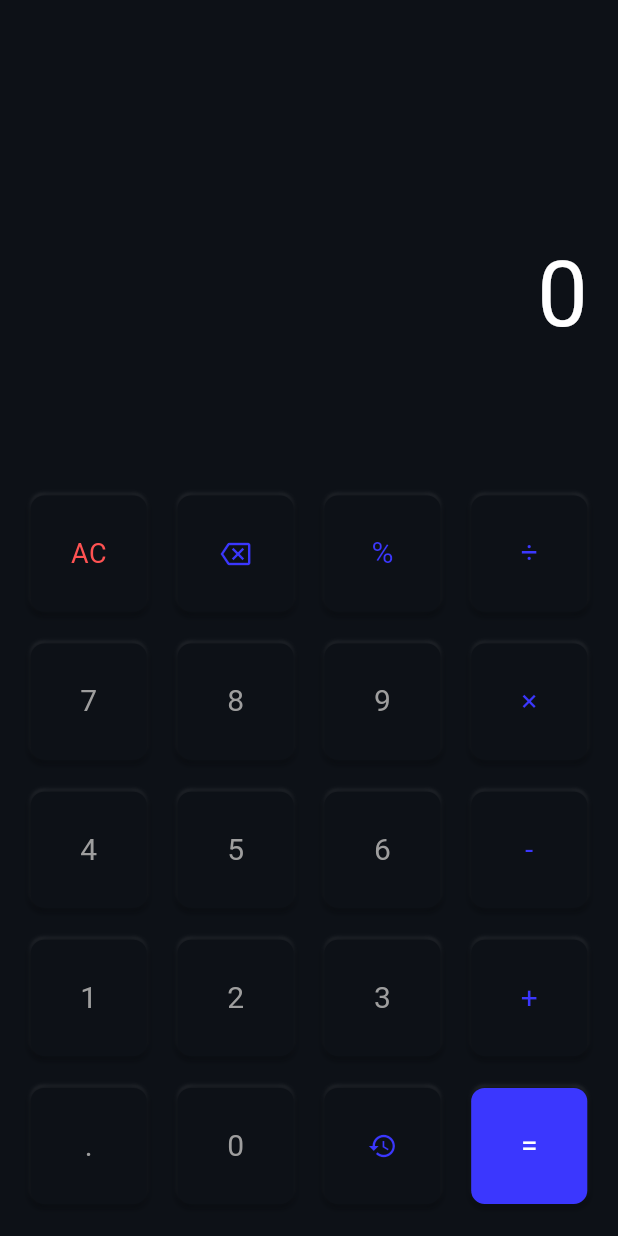
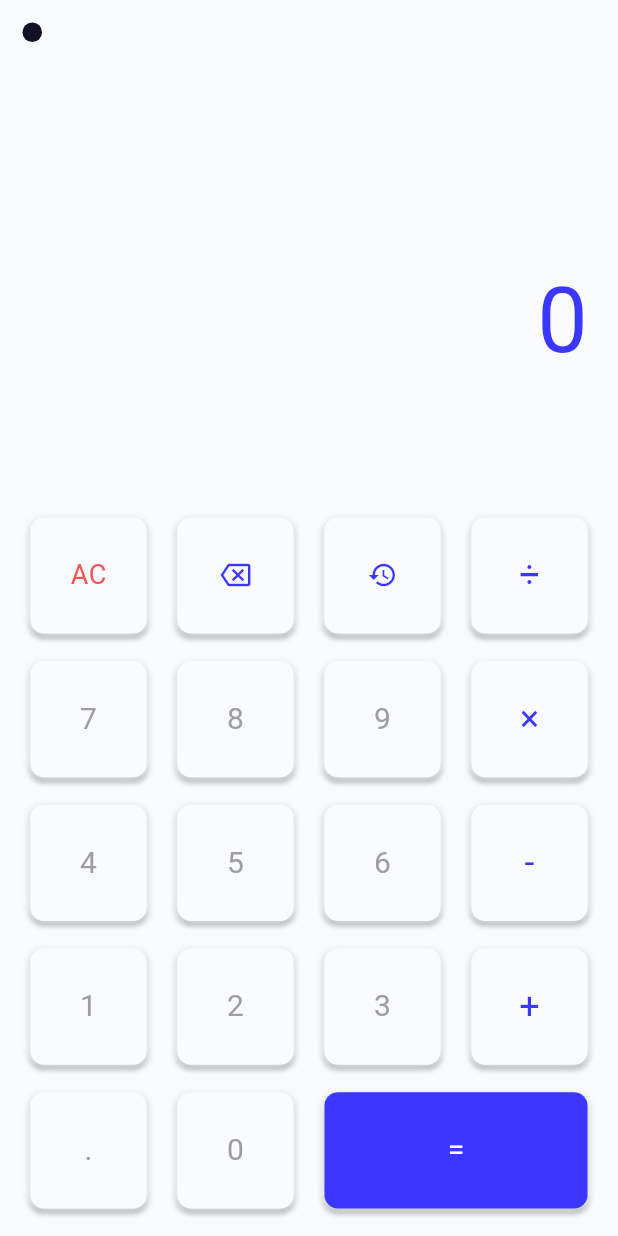
Before and after one commit to itsAliTahir/flutter_calculator_app, a Flutter app: the screen it shows after launch, on a phone screen of 412 x 824 dp. Run offline on Flutter 3.47's test engine with Material 3 defaults, Android fonts, the phone set to English and light mode, and no system bars; drawn by our look-alikes of delayed_display, flutter_bounceable.

Commit message:
light theme done

```diff
--- a/lib/models/dataprovider.dart
+++ b/lib/models/dataprovider.dart
@@ -3,8 +3,15 @@ import 'package:flutter/material.dart';
 class DigitalCalculator extends ChangeNotifier {
   num _solution = 0;
   String _input = "";
+  bool _lightON = false;
   get solution => _solution;
   get input => _input;
+  get lightON => _lightON;
+
+  void toggleLight(bool turnON) {
+    _lightON = turnON;
+    notifyListeners();
+  }
 
   void typeInput(String letter) {
     _input = _input + letter;
@@ -28,9 +35,9 @@ class DigitalCalculator extends ChangeNotifier {
     num calculateExpression(String expression) {
       expression.replaceAll(" ", "");
       expression = "${expression}E";
-      double currentValue = 0;
-      double primaryValue = 0;
-      double solutionValue = 0;
+      num currentValue = 0;
+      num primaryValue = 0;
+      num solutionValue = 0;
       String operation = "";
       for (int i = 0; i < expression.length; i++) {
         switch (expression[i]) {
--- a/lib/models/themedata.dart
+++ b/lib/models/themedata.dart
@@ -1,6 +1,8 @@
 import 'package:flutter/material.dart';
 
 // Dark Theme
-Color themeColor = const Color.fromARGB(255, 13, 17, 23);
+
+Color scaffoldColor = Color.fromARGB(255, 249, 251, 255);
+Color themeColor = const Color.fromARGB(255, 249, 251, 255);
 Color numericColor = Colors.grey;
 Color primaryColor = const Color.fromARGB(255, 59, 55, 254);
--- a/lib/screens/homescreen.dart
+++ b/lib/screens/homescreen.dart
@@ -1,4 +1,5 @@
 import 'package:calculator_app/models/themedata.dart';
+import 'package:calculator_app/widgets/blinklight.dart';
 import 'package:calculator_app/widgets/numpad.dart';
 import 'package:calculator_app/widgets/screen.dart';
 import 'package:flutter/material.dart';
@@ -9,9 +10,11 @@ class HomeScreen extends StatelessWidget {
   @override
   Widget build(BuildContext context) {
     return Scaffold(
-      backgroundColor: themeColor,
-      body: const Column(
+      backgroundColor: scaffoldColor,
+      body: SafeArea(
+        child: const Column(
           children: [
+            BlinkLight(),
             Expanded(
               flex: 3,
               child: Screen(),
@@ -22,6 +25,7 @@ class HomeScreen extends StatelessWidget {
             )
           ],
         ),
+      ),
     );
   }
 }
--- /dev/null
+++ b/lib/widgets/blinklight.dart
@@ -0,0 +1,34 @@
+import 'package:flutter/material.dart';
+import 'package:provider/provider.dart';
+import '../models/dataprovider.dart';
+
+class BlinkLight extends StatelessWidget {
+  const BlinkLight({super.key});
+  @override
+  Widget build(BuildContext context) {
+    var digitalCalculator = Provider.of<DigitalCalculator>(context);
+    return Row(
+      mainAxisAlignment: MainAxisAlignment.spaceBetween,
+      children: [
+        Container(
+          width: 13,
+          height: 13,
+          margin: const EdgeInsets.only(top: 15, left: 15),
+          decoration: BoxDecoration(
+              color: digitalCalculator.lightON
+                  ? Colors.red
+                  : const Color.fromARGB(255, 16, 18, 35),
+              borderRadius: BorderRadius.circular(10),
+              boxShadow: [
+                BoxShadow(
+                    spreadRadius: 1,
+                    color: digitalCalculator.lightON
+                        ? Colors.redAccent
+                        : Colors.transparent,
+                    blurRadius: 4),
+              ]),
+        ),
+      ],
+    );
+  }
+}
--- a/lib/widgets/button.dart
+++ b/lib/widgets/button.dart
@@ -1,8 +1,9 @@
 import 'dart:math';
-
 import 'package:delayed_display/delayed_display.dart';
 import 'package:flutter/material.dart';
 import 'package:flutter_bounceable/flutter_bounceable.dart';
+import 'package:provider/provider.dart';
+import '../models/dataprovider.dart';
 import '../models/themedata.dart';
 
 // ignore: must_be_immutable
@@ -30,6 +31,7 @@ class _ButtonState extends State<Button> {
   Widget build(BuildContext context) {
     double screenWidth = MediaQuery.of(context).size.width;
     double screenHeight = MediaQuery.of(context).size.height;
+    var digitalCalculator = Provider.of<DigitalCalculator>(context);
     return DelayedDisplay(
       delay: Duration(milliseconds: generateRandomNumber(300, 1200)),
       slidingBeginOffset: const Offset(0, 0),
@@ -38,24 +40,29 @@ class _ButtonState extends State<Button> {
           widget.onTap();
         },
         onTapDown: (p0) {
+          digitalCalculator.toggleLight(true);
           setState(() {
             pressedButton = widget.text;
           });
         },
         onTapUp: (p0) {
           setState(() {
+            digitalCalculator.toggleLight(false);
             pressedButton = " ";
           });
         },
         onTapCancel: () {
+          digitalCalculator.toggleLight(false);
           setState(() {
             pressedButton = " ";
           });
         },
         child: Container(
-          width: screenHeight / 2 < screenWidth
-              ? (screenHeight / 2) * 0.2 - 5
-              : screenWidth * 0.2 - 5,
+          width: widget.text == "="
+              ? (2 * (screenWidth * 0.2 - 5)) + (screenWidth * 0.05)
+              : screenHeight / 2 < screenWidth
+                  ? (screenHeight / 2) * 0.2 - 5
+                  : screenWidth * 0.2 - 5,
           height: screenHeight / 2 < screenWidth
               ? (screenHeight / 2) * 0.2 - 5
               : screenWidth * 0.2 - 5,
@@ -111,7 +118,11 @@ class _ButtonState extends State<Button> {
                           widget.text,
                           style: TextStyle(
                               color: widget.textColor,
-                              fontSize: widget.text == "AC" ? 18 : 20,
+                              fontSize: widget.text == "AC"
+                                  ? 18
+                                  : widget.textColor == primaryColor
+                                      ? 24
+                                      : 20,
                               fontWeight: FontWeight.w400),
                         )),
         ),
--- a/lib/widgets/numpad.dart
+++ b/lib/widgets/numpad.dart
@@ -21,11 +21,58 @@ class _NumPadState extends State<NumPad> {
         Widget ButtonA, Widget ButtonB, Widget ButtonC, Widget ButtonD) {
       return Row(
         mainAxisAlignment: MainAxisAlignment.spaceEvenly,
-        children: [ButtonA, ButtonB, ButtonC, ButtonD],
+        children: [
+          Expanded(
+              flex: 1,
+              child: Row(
+                mainAxisAlignment: MainAxisAlignment.spaceAround,
+                children: [
+                  ButtonA,
+                  ButtonB,
+                ],
+              )),
+          Expanded(
+              flex: 1,
+              child: Row(
+                mainAxisAlignment: MainAxisAlignment.spaceAround,
+                children: [ButtonC, ButtonD],
+              )),
+        ],
       );
     }
 
-    return Column(
+    Widget buttonsRow2(
+      Widget ButtonA,
+      Widget ButtonB,
+      Widget ButtonC,
+    ) {
+      return Row(
+        mainAxisAlignment: MainAxisAlignment.spaceEvenly,
+        children: [
+          Expanded(
+              flex: 1,
+              child: Row(
+                mainAxisAlignment: MainAxisAlignment.spaceAround,
+                children: [
+                  ButtonA,
+                  ButtonB,
+                ],
+              )),
+          Expanded(
+              flex: 1,
+              child: Row(
+                mainAxisAlignment: MainAxisAlignment.spaceAround,
+                children: [
+                  ButtonC,
+                ],
+              )),
+        ],
+      );
+    }
+
+    return Container(
+      margin: const EdgeInsets.symmetric(horizontal: 10),
+      child: Column(
         mainAxisAlignment: MainAxisAlignment.spaceEvenly,
         children: [
           buttonsRow(
@@ -35,9 +82,7 @@ class _NumPadState extends State<NumPad> {
             Button("<X|", primaryColor, themeColor, () {
               digitalCalculator.delete();
             }),
-          Button("%", primaryColor, themeColor, () {
-            digitalCalculator.typeInput("%");
-          }),
+            Button("Q", primaryColor, themeColor, () {}),
             Button("÷", primaryColor, themeColor, () {
               digitalCalculator.typeInput("÷");
             }),
@@ -84,17 +129,17 @@ class _NumPadState extends State<NumPad> {
               digitalCalculator.typeInput("+");
             }),
           ),
-        buttonsRow(
+          buttonsRow2(
             Button(".", numericColor, themeColor, () {}),
             Button("0", numericColor, themeColor, () {
               digitalCalculator.typeInput("0");
             }),
-          Button("Q", primaryColor, themeColor, () {}),
             Button("=", Colors.white, primaryColor, () {
               digitalCalculator.calculateValue();
             }),
           ),
         ],
+      ),
     );
   }
 }
--- a/lib/widgets/screen.dart
+++ b/lib/widgets/screen.dart
@@ -24,7 +24,7 @@ class _ScreenState extends State<Screen> {
             alignment: Alignment.centerRight,
             child: Text(
               digitalCalculator.solution.toString(),
-              style: TextStyle(color: Colors.white, fontSize: 60),
+              style: TextStyle(color: primaryColor, fontSize: 60),
             ),
           ),
           SizedBox(
```
Lines whose indentation alone changed are shown as unchanged.
